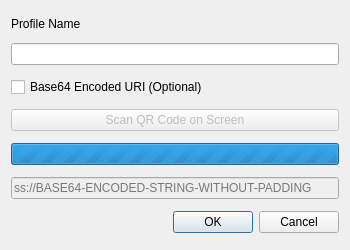
Above: src/addprofiledialogue.ui from shadowsocks/shadowsocks-qt5 before the change. Below: the same form after it.
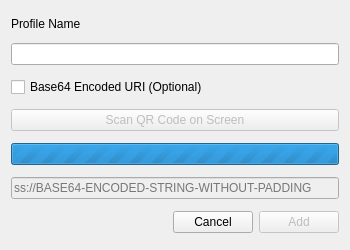
That is the form after the change.

What changed in the file:
```diff
--- a/src/addprofiledialogue.ui
+++ b/src/addprofiledialogue.ui
@@ -86,14 +86,38 @@
     </widget>
    </item>
    <item>
-    <widget class="QDialogButtonBox" name="buttonBox">
-     <property name="orientation">
-      <enum>Qt::Horizontal</enum>
-     </property>
-     <property name="standardButtons">
-      <set>QDialogButtonBox::Cancel|QDialogButtonBox::Ok</set>
-     </property>
-    </widget>
+    <layout class="QHBoxLayout" name="horizontalLayout">
+     <item>
+      <spacer name="horizontalSpacer">
+       <property name="orientation">
+        <enum>Qt::Horizontal</enum>
+       </property>
+       <property name="sizeHint" stdset="0">
+        <size>
+         <width>40</width>
+         <height>20</height>
+        </size>
+       </property>
+      </spacer>
+     </item>
+     <item>
+      <widget class="QPushButton" name="cancelButton">
+       <property name="text">
+        <string>Cancel</string>
+       </property>
+      </widget>
+     </item>
+     <item>
+      <widget class="QPushButton" name="addButton">
+       <property name="enabled">
+        <bool>false</bool>
+       </property>
+       <property name="text">
+        <string>Add</string>
+       </property>
+      </widget>
+     </item>
+    </layout>
    </item>
   </layout>
  </widget>
```
Left out of the diff: 51 changed lines with no effect on the pictures.
